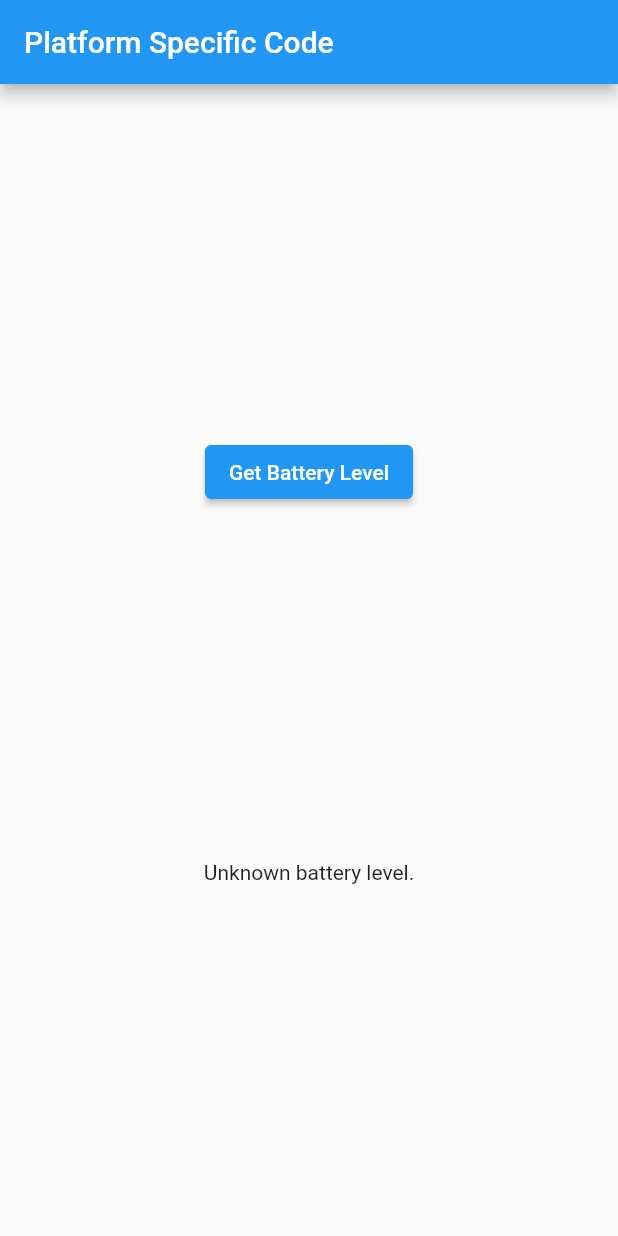
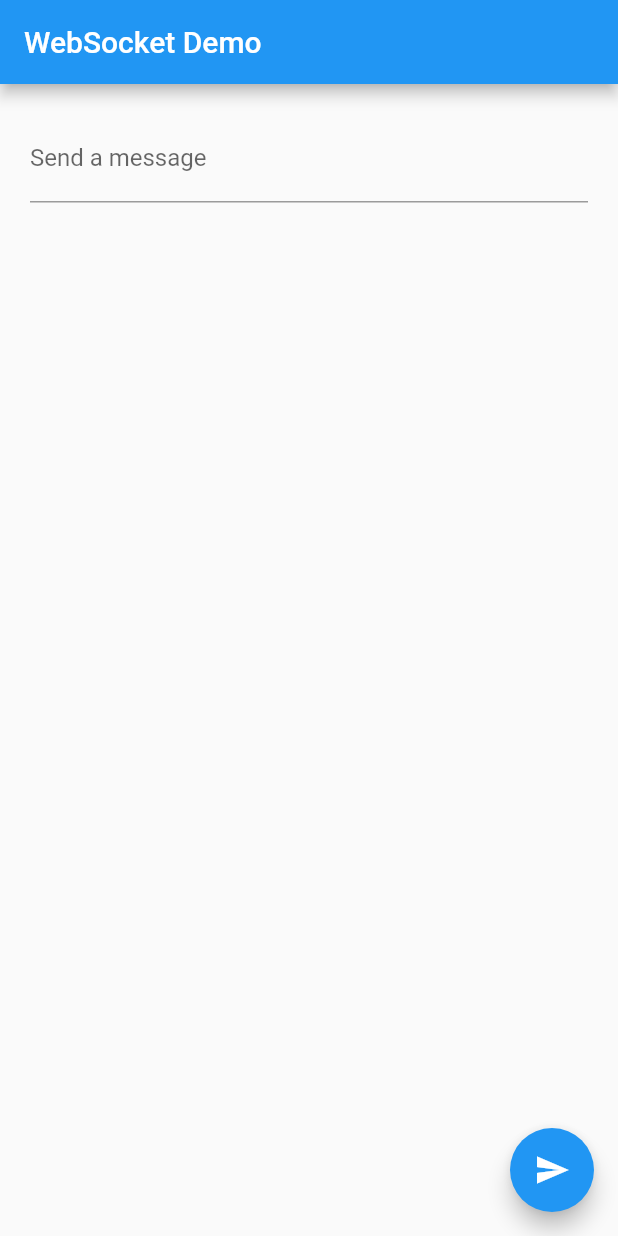
Before and after one commit to mkurom/flutter_action_test_app, a Flutter app: the screen it shows after launch, on a phone screen of 412 x 824 dp. Run offline on Flutter 3.47's test engine with Material 2 defaults, Android fonts, the phone set to English and light mode, and no system bars; our stand-ins replace camera, image_picker, permission_handler; missing offline and left inert: flutter_barcode_scanner, flutter_flavor; network calls fail.

Commit message:
web_socket_channel追加

```diff
--- a/lib/app.dart
+++ b/lib/app.dart
@@ -1,7 +1,8 @@
 import 'package:flutter/material.dart';
 // import 'package:flutter_action_test_app/flutter_barcode_scanner/scanner.dart';
 // import 'package:flutter_action_test_app/permission_handler/permission_handler.dart';
-import 'package:flutter_action_test_app/platform_specific_code/platform_specific_code.dart';
+// import 'package:flutter_action_test_app/platform_specific_code/platform_specific_code.dart';
+import 'package:flutter_action_test_app/web_socket_channel/web_socket_channel.dart';
 
 class MyApp extends StatelessWidget {
   const MyApp({
@@ -24,7 +25,8 @@ class MyApp extends StatelessWidget {
       // home: ImagePick(),
       // home: PermissionHandle(),
       // home: Scannaer(),
-      home: PlatformSpecificCode(),
+      // home: PlatformSpecificCode(),
+      home: WebSocketPage(),
     );
   }
 }
--- /dev/null
+++ b/lib/web_socket_channel/web_socket_channel.dart
@@ -0,0 +1,78 @@
+import 'package:flutter/material.dart';
+import 'package:web_socket_channel/web_socket_channel.dart';
+
+class WebSocketPage extends StatefulWidget {
+  @override
+  _WebSocketPageState createState() => _WebSocketPageState();
+}
+
+class _WebSocketPageState extends State<WebSocketPage> {
+  final TextEditingController _controller = TextEditingController();
+
+  // ソケット接続
+  // テスト用のwebServer
+  final _channel = WebSocketChannel.connect(
+    Uri.parse('wss://echo.websocket.org'),
+  );
+
+  @override
+  Widget build(BuildContext context) {
+    return Scaffold(
+      appBar: AppBar(
+        title: Text('WebSocket Demo'),
+      ),
+      body: Padding(
+        padding: const EdgeInsets.all(20.0),
+        child: Column(
+          crossAxisAlignment: CrossAxisAlignment.start,
+          children: [
+            Form(
+              child: TextFormField(
+                controller: _controller,
+                decoration: const InputDecoration(labelText: 'Send a message'),
+              ),
+            ),
+            const SizedBox(height: 24),
+            // StreamBuilderを使用してメッセージを受信
+            StreamBuilder(
+              stream: _channel.stream,
+              builder: (context, snapshot) {
+                return Text(snapshot.hasData ? '${snapshot.data}' : '');
+              },
+            )
+          ],
+        ),
+      ),
+      floatingActionButton: FloatingActionButton(
+        onPressed: _sendMessage,
+        tooltip: 'Send message',
+        child: const Icon(Icons.send),
+      ),
+    );
+  }
+
+  void _sendMessage() {
+    if (_controller.text.isNotEmpty) {
+      // メッセージを送信する
+      _channel.sink.add(_controller.text);
+    }
+  }
+
+  @override
+  void initState() {
+    super.initState();
+    // // listenを使用する方法
+    // _channel.stream.listen((message) {
+    //   setState(() {
+    //     _controller.text = '$messageを受信しました。';
+    //   });
+    // });
+  }
+
+  @override
+  void dispose() {
+    // ソケット切断
+    _channel.sink.close();
+    super.dispose();
+  }
+}
--- a/pubspec.yaml
+++ b/pubspec.yaml
@@ -18,6 +18,8 @@ dependencies:
   permission_handler:
 
   flutter_barcode_scanner: ^2.0.0
+
+  web_socket_channel: ^2.1.0
 
   flutter_flavor: ^3.0.3
 
```
Also changed, not shown: pubspec.lock.
